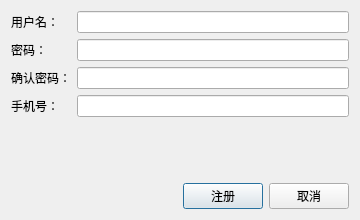
This is client/ui/registerdialog.ui in Hela1110/test as Qt 5 draws it before an edit. The edited form follows.
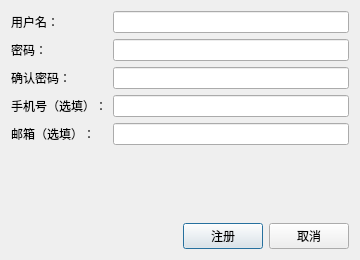
This is the edited form.

```diff
--- a/client/ui/registerdialog.ui
+++ b/client/ui/registerdialog.ui
@@ -7,7 +7,7 @@
     <x>0</x>
     <y>0</y>
     <width>360</width>
-    <height>220</height>
+  <height>260</height>
    </rect>
   </property>
   <property name="windowTitle">
@@ -57,13 +57,23 @@
     <item row="3" column="0">
      <widget class="QLabel" name="labelPhone">
       <property name="text">
-       <string>手机号：</string>
+     <string>手机号（选填）：</string>
       </property>
      </widget>
     </item>
     <item row="3" column="1">
      <widget class="QLineEdit" name="phoneInput"/>
     </item>
+   <item row="4" column="0">
+    <widget class="QLabel" name="labelEmail">
+    <property name="text">
+     <string>邮箱（选填）：</string>
+    </property>
+    </widget>
+   </item>
+   <item row="4" column="1">
+    <widget class="QLineEdit" name="emailInput"/>
+   </item>
     </layout>
    </item>
    <item>
```
Left out of the diff: 2 changed lines with no effect on the pictures.
